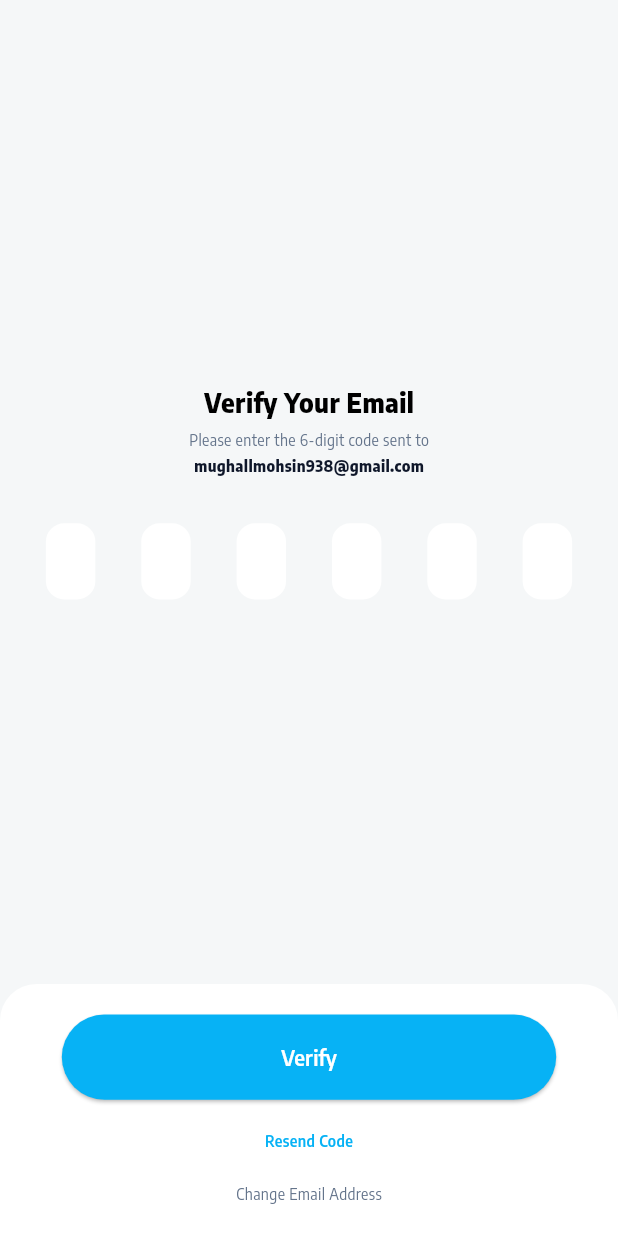
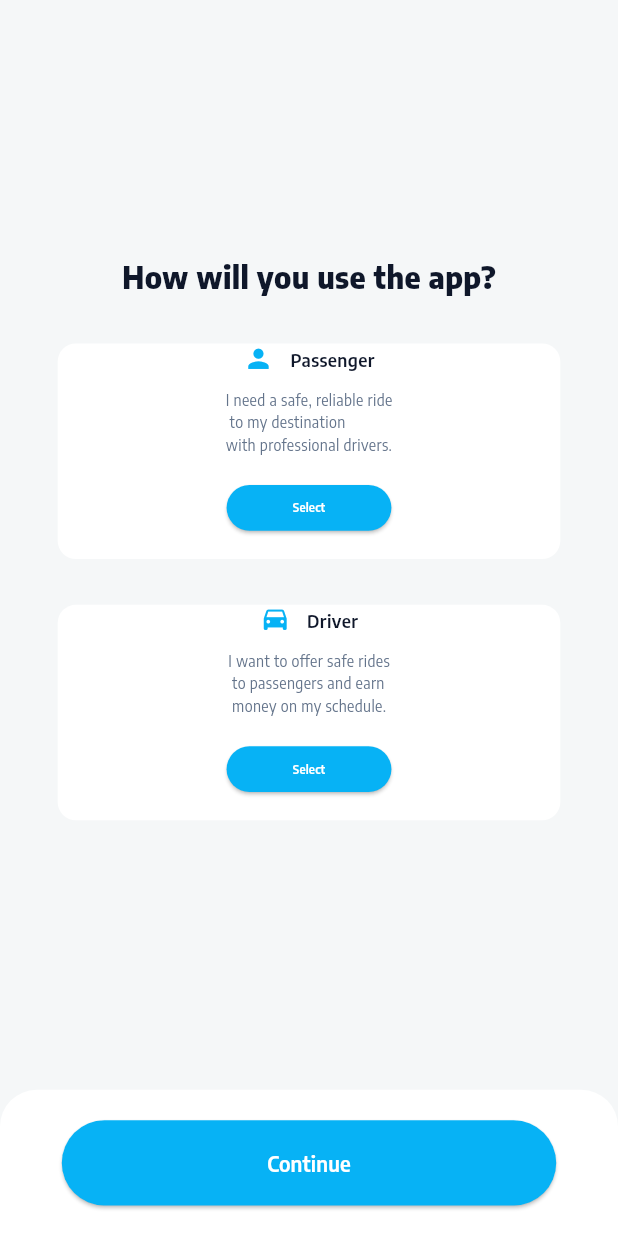
Before and after one commit to mohsin180/ride-sharing, a Flutter app: the Verificationscreen screen opened directly, after a tap on "Verify", on a phone screen of 412 x 824 dp. Run offline on Flutter 3.47's test engine with Material 3 defaults, Android fonts, the light colour scheme and no system bars; our stand-ins replace flutter_screenutil.

Commit message:
commit: Safe Ride Flutter

```diff
--- /dev/null
+++ b/lib/view/ride.dart
@@ -0,0 +1,10 @@
+import 'package:flutter/material.dart';
+
+class Ride extends StatelessWidget {
+  const Ride({super.key});
+
+  @override
+  Widget build(BuildContext context) {
+    return const Placeholder();
+  }
+}
--- /dev/null
+++ b/lib/view/roleSelection.dart
@@ -0,0 +1,156 @@
+import 'package:flutter/material.dart';
+import 'package:flutter_screenutil/flutter_screenutil.dart';
+import 'package:ride_sharing/view/bottomNavbar.dart';
+import 'package:ride_sharing/widgets/consonants/consonants.dart';
+import 'package:ride_sharing/widgets/custom/customWidgets.dart';
+
+class Roleselection extends StatelessWidget {
+  const Roleselection({super.key});
+
+  @override
+  Widget build(BuildContext context) {
+    return Scaffold(
+      backgroundColor: Consonants.scaffoldBackgroundColor,
+      body: Column(
+        children: [
+          Expanded(
+            child: Column(
+              mainAxisAlignment: MainAxisAlignment.center,
+              children: [
+                CustomWidgets.customText(
+                  "How will you use the app?",
+                  20.sp,
+                  Consonants.boldTextColor,
+                  FontWeight.w700,
+                ),
+                SizedBox(height: 20.h),
+                RoleContainer(
+                  icon: Icons.person,
+                  title: "Passenger",
+                  description:
+                      "I need a safe, reliable ride\n to my destination\nwith professional drivers.",
+                ),
+                SizedBox(height: 10.h),
+                RoleContainer(
+                  icon: Icons.drive_eta,
+                  title: "Driver",
+                  description:
+                      "I want to offer safe rides\n to passengers and earn\n money on my schedule.",
+                ),
+              ],
+            ),
+          ),
+          RoleSelectedContainer(
+            onPressed: () {
+              Navigator.push(
+                context,
+                MaterialPageRoute(builder: (context) => Bottomnavbar()),
+              );
+            },
+          ),
+        ],
+      ),
+    );
+  }
+}
+
+class RoleContainer extends StatelessWidget {
+  final IconData icon;
+  final String title;
+  final String description;
+  const RoleContainer({
+    super.key,
+    required this.icon,
+    required this.title,
+    required this.description,
+  });
+
+  @override
+  Widget build(BuildContext context) {
+    return Padding(
+      padding: EdgeInsets.symmetric(horizontal: 35.w, vertical: 10.h),
+      child: Container(
+        decoration: BoxDecoration(
+          color: Consonants.whiteColor,
+          borderRadius: BorderRadius.circular(12.r),
+        ),
+        child: Column(
+          children: [
+            Row(
+              mainAxisAlignment: MainAxisAlignment.center,
+              children: [
+                Icon(icon, size: 20.sp, color: Consonants.primaryColor),
+                SizedBox(width: 10.w),
+                CustomWidgets.customText(
+                  title,
+                  12.sp,
+                  Consonants.boldTextColor,
+                  FontWeight.w600,
+                ),
+              ],
+            ),
+            SizedBox(height: 10.h),
+            CustomWidgets.customText(
+              description,
+              10.sp,
+              Consonants.greyColor,
+              FontWeight.w400,
+            ),
+            SizedBox(height: 10.h),
+            roleButton("Select", () {}),
+            SizedBox(height: 10.h),
+          ],
+        ),
+      ),
+    );
+  }
+}
+
+Widget roleButton(String text, VoidCallback onPressed) {
+  return ElevatedButton(
+    onPressed: onPressed,
+    style: ElevatedButton.styleFrom(
+      maximumSize: Size(100.w, 30.h),
+      minimumSize: Size(50.w, 20.h),
+
+      backgroundColor: Consonants.primaryColor,
+
+      shape: RoundedRectangleBorder(borderRadius: BorderRadius.circular(20.r)),
+    ),
+    child: Center(
+      child: CustomWidgets.customText(
+        text,
+        8.sp,
+        Consonants.whiteColor,
+        FontWeight.w600,
+      ),
+    ),
+  );
+}
+
+class RoleSelectedContainer extends StatelessWidget {
+  final VoidCallback onPressed;
+  const RoleSelectedContainer({super.key, required this.onPressed});
+
+  @override
+  Widget build(BuildContext context) {
+    return Container(
+      width: double.infinity,
+      decoration: BoxDecoration(
+        color: Consonants.whiteColor,
+        borderRadius: BorderRadius.only(
+          topLeft: Radius.circular(24.r),
+          topRight: Radius.circular(24.r),
+        ),
+      ),
+      child: Column(
+        children: [
+          SizedBox(height: 20.h),
+          CustomWidgets.customButton("Continue", onPressed),
+
+          SizedBox(height: 20.h),
+        ],
+      ),
+    );
+  }
+}
--- a/lib/view/verificationScreen.dart
+++ b/lib/view/verificationScreen.dart
@@ -1,5 +1,6 @@
 import 'package:flutter/material.dart';
 import 'package:flutter_screenutil/flutter_screenutil.dart';
+import 'package:ride_sharing/view/roleSelection.dart';
 import 'package:ride_sharing/widgets/consonants/consonants.dart';
 import 'package:ride_sharing/widgets/custom/customWidgets.dart';
 
@@ -51,7 +52,14 @@ class Verificationscreen extends StatelessWidget {
               ],
             ),
           ),
-          VerificationContainer(onPressed: () {}),
+          VerificationContainer(
+            onPressed: () {
+              Navigator.push(
+                context,
+                MaterialPageRoute(builder: (context) => Roleselection()),
+              );
+            },
+          ),
         ],
       ),
     );
```
Also changed, not shown: lib/view/bottomNavbar.dart (added, +75 -0 lines), lib/view/homepage.dart (added, +10 -0 lines), lib/view/profile.dart (added, +10 -0 lines), lib/view/yourRide.dart (added, +10 -0 lines).
